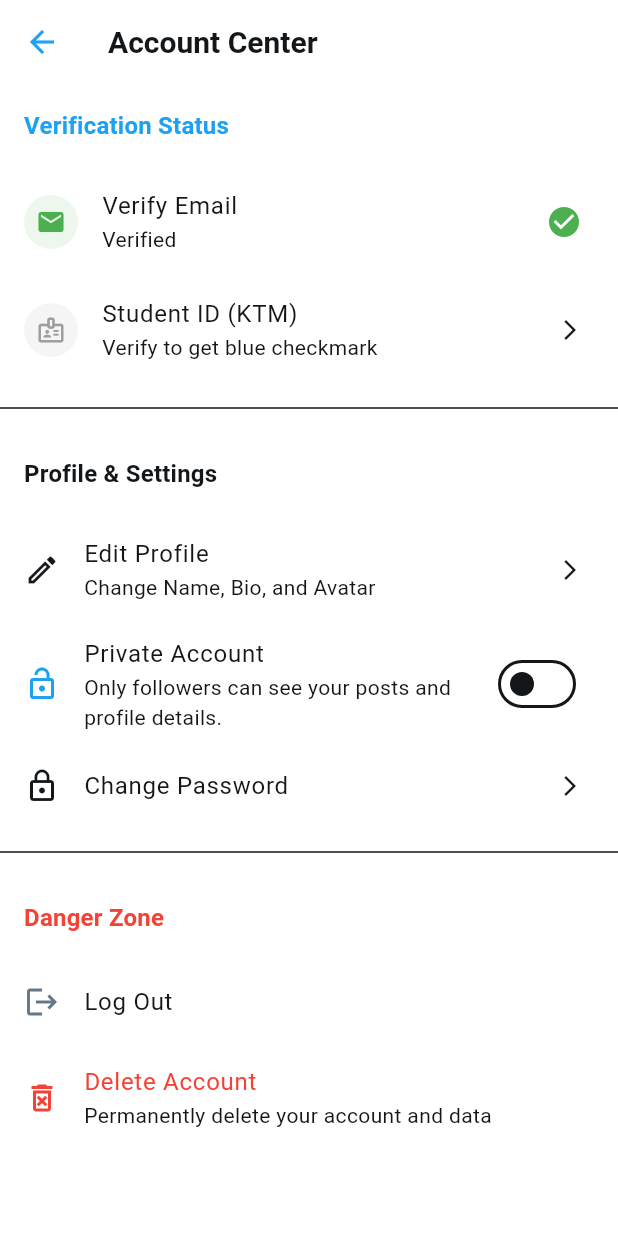
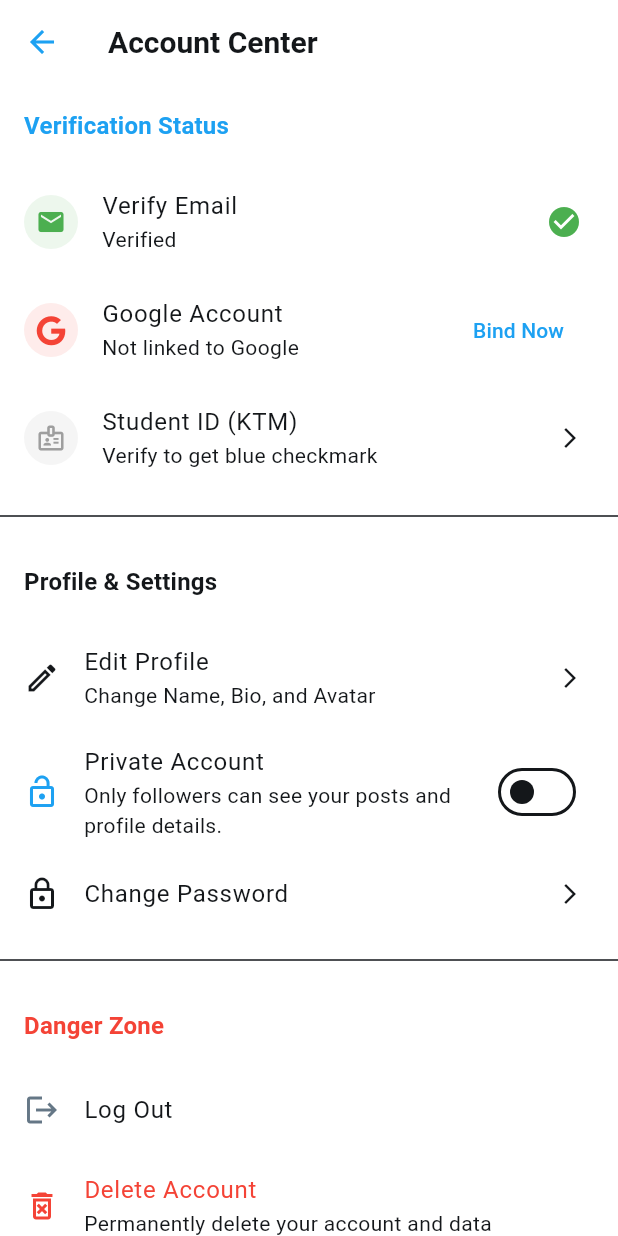
Before and after one commit to blankony/SapaPNJ, a Flutter app: the AccountCenterPage screen opened directly, on a phone screen of 412 x 824 dp. Run offline on Flutter 3.47's test engine with Material 3 defaults, Android fonts, the phone set to English and light mode, and no system bars; our stand-ins replace cached_network_image, firebase_auth, firebase_core, flutter_cache_manager, flutter_dotenv, flutter_markdown and 15 more; missing offline and left inert: badword_guard, video_compress; accounts and stored records are empty; network calls fail.

Commit message:
feat: relocate Google Account binding to Account Center with visual verification indicators

```diff
--- a/lib/screens/dashboard/account_center_page.dart
+++ b/lib/screens/dashboard/account_center_page.dart
@@ -1,6 +1,8 @@
 import 'dart:ui';
 import 'package:flutter/material.dart';
 import 'package:firebase_auth/firebase_auth.dart';
+import 'package:google_sign_in/google_sign_in.dart';
+import 'package:font_awesome_flutter/font_awesome_flutter.dart';
 import '../../services/api_service.dart';
 import '../../main.dart';
 import '../../theme/app_theme.dart';
@@ -70,6 +72,39 @@ class _AccountCenterPageState extends State<AccountCenterPage> {
         return SlideTransition(position: offsetAnimation, child: child);
       },
     );
+  }
+
+  Future<void> _bindGoogleAccount() async {
+    var t = AppLocalizations.of(context)!;
+    try {
+      final GoogleSignIn googleSignIn = GoogleSignIn();
+      final GoogleSignInAccount? googleUser = await googleSignIn.signIn();
+      if (googleUser == null) return;
+
+      final String email = googleUser.email;
+      if (!(email.endsWith('@pnj.ac.id') || email.endsWith('.pnj.ac.id') || email.endsWith('@gmail.com'))) {
+        await googleSignIn.signOut();
+        if (mounted) OverlayService().showTopNotification(context, 'Must use a valid PNJ email', Icons.error, () {}, color: Colors.red);
+        return;
+      }
+
+      final GoogleSignInAuthentication googleAuth = await googleUser.authentication;
+      final OAuthCredential credential = GoogleAuthProvider.credential(
+        accessToken: googleAuth.accessToken,
+        idToken: googleAuth.idToken,
+      );
+
+      final User? user = FirebaseAuth.instance.currentUser;
+      if (user != null) {
+        await user.linkWithCredential(credential);
+        if (mounted) OverlayService().showTopNotification(context, 'Google account linked successfully', Icons.check_circle, () {}, color: Colors.green);
+        _refreshUser();
+      }
+    } on FirebaseAuthException catch (e) {
+      if (mounted) OverlayService().showTopNotification(context, 'Failed to link: ${e.message}', Icons.error, () {}, color: Colors.red);
+    } catch (e) {
+      if (mounted) OverlayService().showTopNotification(context, 'Error: $e', Icons.error, () {}, color: Colors.red);
+    }
   }
 
   Future<void> _promptPasswordForDeletion() async {
@@ -298,6 +333,33 @@ class _AccountCenterPageState extends State<AccountCenterPage> {
                       },
                     ),
               ),
+
+              // --- 1.5. GOOGLE ACCOUNT BINDING ---
+              (() {
+                final bool isGoogleBound = user?.providerData.any((provider) => provider.providerId == 'google.com') ?? false;
+                return ListTile(
+                  leading: Container(
+                    padding: EdgeInsets.all(8),
+                    decoration: BoxDecoration(
+                      color: isGoogleBound ? Colors.green.withOpacity(0.1) : Colors.red.withOpacity(0.1),
+                      shape: BoxShape.circle
+                    ),
+                    child: FaIcon(
+                      FontAwesomeIcons.google,
+                      color: isGoogleBound ? Colors.green : Colors.red,
+                      size: 20,
+                    ),
+                  ),
+                  title: Text('Google Account'),
+                  subtitle: Text(isGoogleBound ? 'Linked to Google' : 'Not linked to Google'),
+                  trailing: isGoogleBound
+                    ? Icon(Icons.check_circle, color: Colors.green)
+                    : TextButton(
+                        child: Text('Bind Now'),
+                        onPressed: _bindGoogleAccount,
+                      ),
+                );
+              })(),
 
               // --- 2. KTM VERIFICATION (Only shows if Email Verified) ---
               if (isEmailVerified)
```
Also changed, not shown: lib/screens/dashboard/settings_page.dart (+0 -39 lines), 1 other file.
